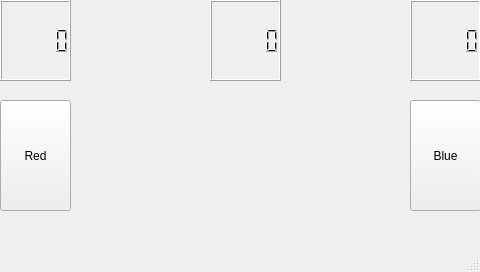
Old version of the form Mochi-Pounders/mainwindow.ui in the repository amfaller/Mochi-Pounders.
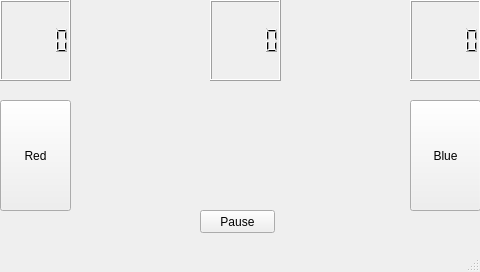
New version of the form.

Commit message:
Created a pause menu
Goes gameplay->pause, need pause->gameplay and pause->mainmenu

```diff
--- a/Mochi-Pounders/mainwindow.ui
+++ b/Mochi-Pounders/mainwindow.ui
@@ -70,6 +70,19 @@
      </rect>
     </property>
    </widget>
+   <widget class="QPushButton" name="PauseButton">
+    <property name="geometry">
+     <rect>
+      <x>200</x>
+      <y>210</y>
+      <width>75</width>
+      <height>23</height>
+     </rect>
+    </property>
+    <property name="text">
+     <string>Pause</string>
+    </property>
+   </widget>
   </widget>
   <widget class="QMenuBar" name="menubar">
    <property name="geometry">
```
The commit also changes 19 other files.
